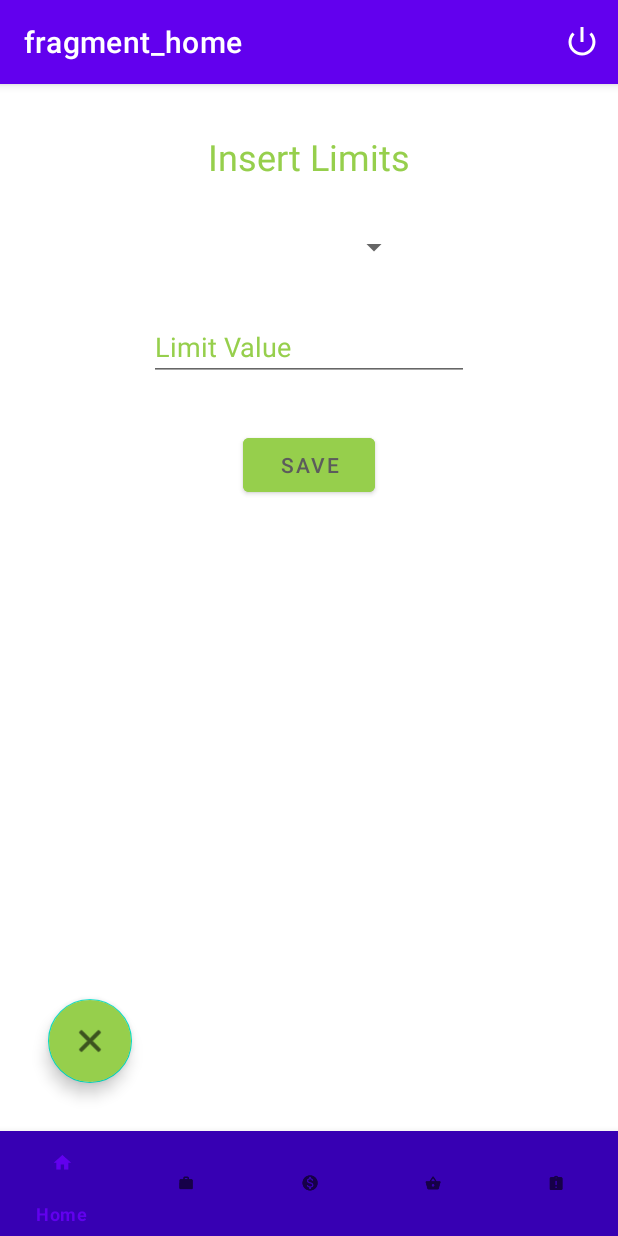
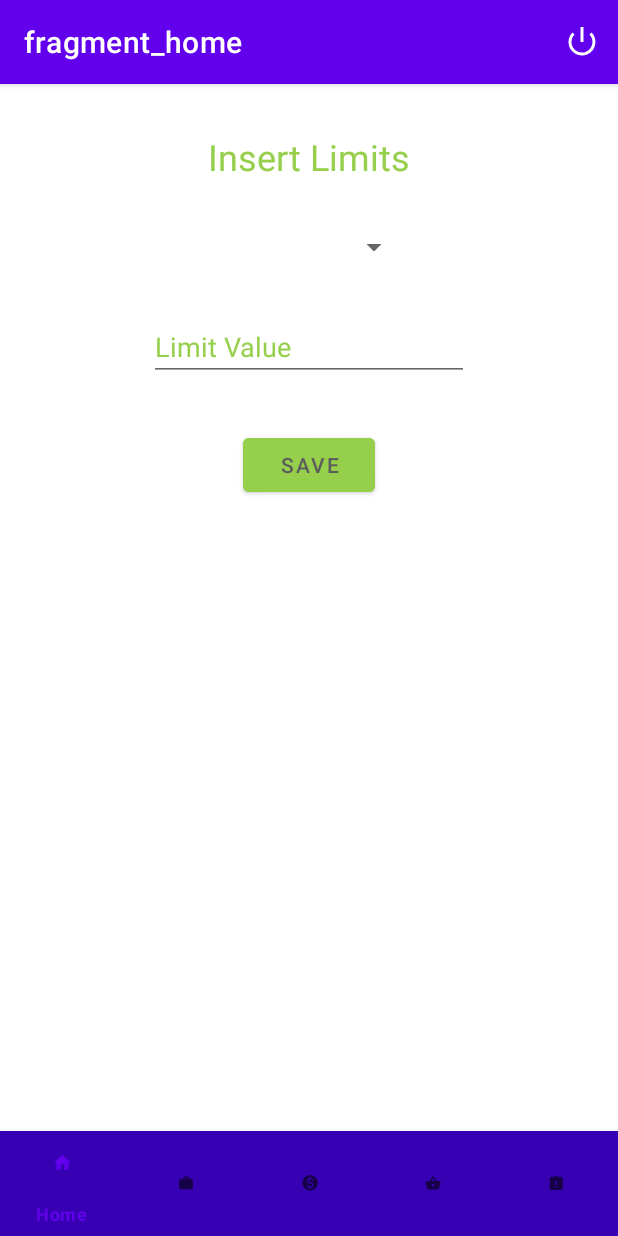
Before and after one commit to BrunoHorta-22541/KeePocket2, an Android app: the fragment AddLimitFragment placed in its activity, on a phone screen of 412 x 824 dp. Run offline under Robolectric (Android 15) with nearby library versions, the phone set to English and light mode, and no system bars; our stand-ins replace Room's generated code, navigation-ui; 2 statements that could not run were skipped.

Commit message:
Limitdetails modificado

```diff
--- a/app/src/main/java/com/example/keepocket2/data/Category.java
+++ b/app/src/main/java/com/example/keepocket2/data/Category.java
@@ -1,6 +1,7 @@
 package com.example.keepocket2.data;
 
 import androidx.room.Entity;
+import androidx.room.Index;
 import androidx.room.PrimaryKey;
 
 @Entity
--- a/app/src/main/java/com/example/keepocket2/data/localDatabase/CategoryDAO.java
+++ b/app/src/main/java/com/example/keepocket2/data/localDatabase/CategoryDAO.java
@@ -29,7 +29,6 @@ public interface CategoryDAO {
     @Query("SELECT * FROM Category WHERE idUser = :userId AND `limit` > 0 ")
     List<Category> getUserCategoryLimit(long userId);
 
-
     @Delete
     void delete(Category category);
 
--- a/app/src/main/java/com/example/keepocket2/view/limit/LimitDetailsFragment.java
+++ b/app/src/main/java/com/example/keepocket2/view/limit/LimitDetailsFragment.java
@@ -44,15 +44,15 @@ public class LimitDetailsFragment extends Fragment {
         LimitDetailsFragmentArgs args = LimitDetailsFragmentArgs.fromBundle(getArguments());
         NavController  navController = NavHostFragment.findNavController(LimitDetailsFragment.this);
         idCategory = args.getCategoryId();
-        Category category = Database.getInstance(getContext()).getcategoryDAO().getById(idCategory);
+        this.categoryList = Database.getInstance(getContext()).getcategoryDAO().getById(limitId);
         User activeSession = SessionManager.getActiveSession(getContext());
         userId = activeSession.getId();
         valueLimit = root.findViewById(R.id.editTextLimitDetailsValue);
-        this.valueLimit.setText(category.getLimit());
+        this.valueLimit.setText(categoryList.getLimit());
         edit= root.findViewById(R.id.button5);
         edit.setOnClickListener(view->{
             String limitValueString = this.valueLimit.getText().toString();
-            String nameCategory = category.getCategoryName();
+            String nameCategory = categoryList.getCategoryName();
             int categoryLimit = Integer.parseInt(limitValueString);
 
             Category categoryedit = new Category(idCategory, nameCategory, categoryLimit, userId);
--- a/app/src/main/res/layout/fragment_add_limit.xml
+++ b/app/src/main/res/layout/fragment_add_limit.xml
@@ -53,18 +53,5 @@
         app:layout_constraintEnd_toEndOf="@+id/textView18"
         app:layout_constraintStart_toStartOf="@+id/textView18"
         app:layout_constraintTop_toBottomOf="@+id/textView18" />
-    <com.google.android.material.floatingactionbutton.FloatingActionButton
-        android:id="@+id/floatingActionButton2"
-        android:layout_width="wrap_content"
-        android:layout_height="wrap_content"
-        android:layout_marginStart="32dp"
-        android:layout_marginBottom="32dp"
-        android:backgroundTint="@color/colorText"
-        android:clickable="true"
-        android:onClick="previous"
-        app:layout_constraintBottom_toBottomOf="parent"
-        app:layout_constraintStart_toStartOf="parent"
-        app:srcCompat="@android:drawable/ic_menu_close_clear_cancel"
-        tools:ignore="SpeakableTextPresentCheck" />
 
 </androidx.constraintlayout.widget.ConstraintLayout>
```
Also changed, not shown: app/src/main/java/com/example/keepocket2/view/Category/AddCategoryFragment.java (+8 -4 lines).
